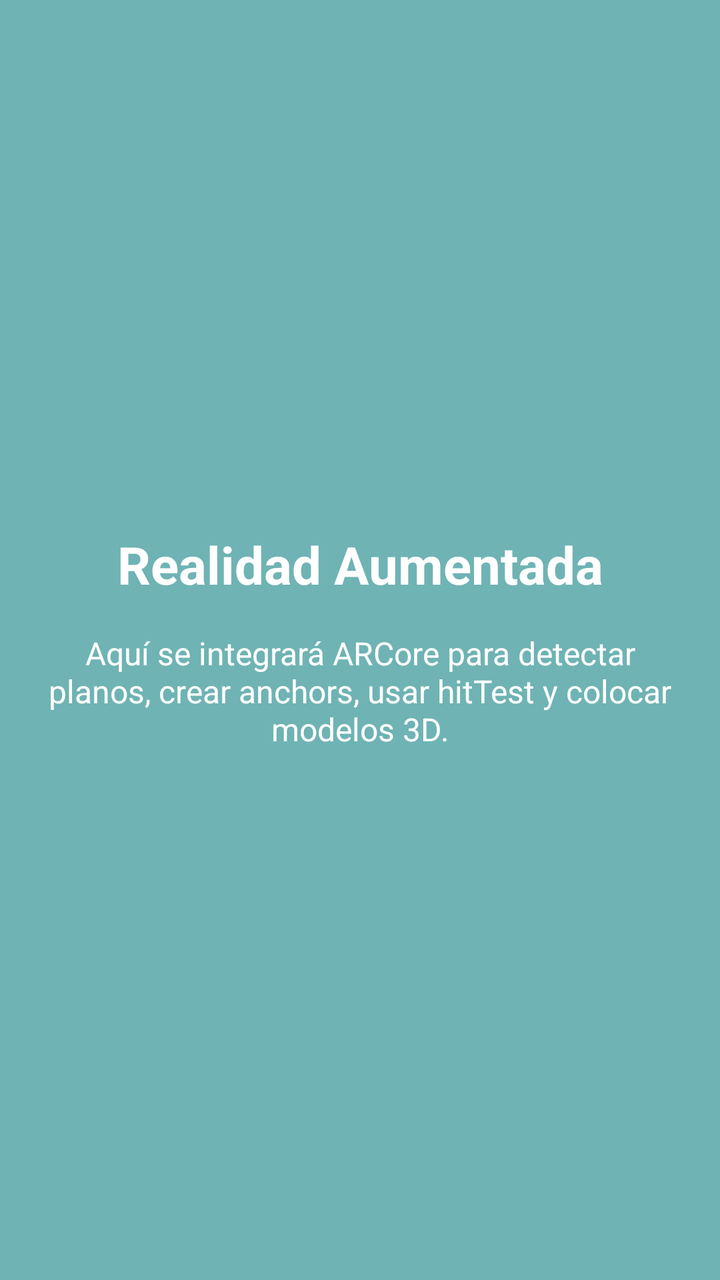
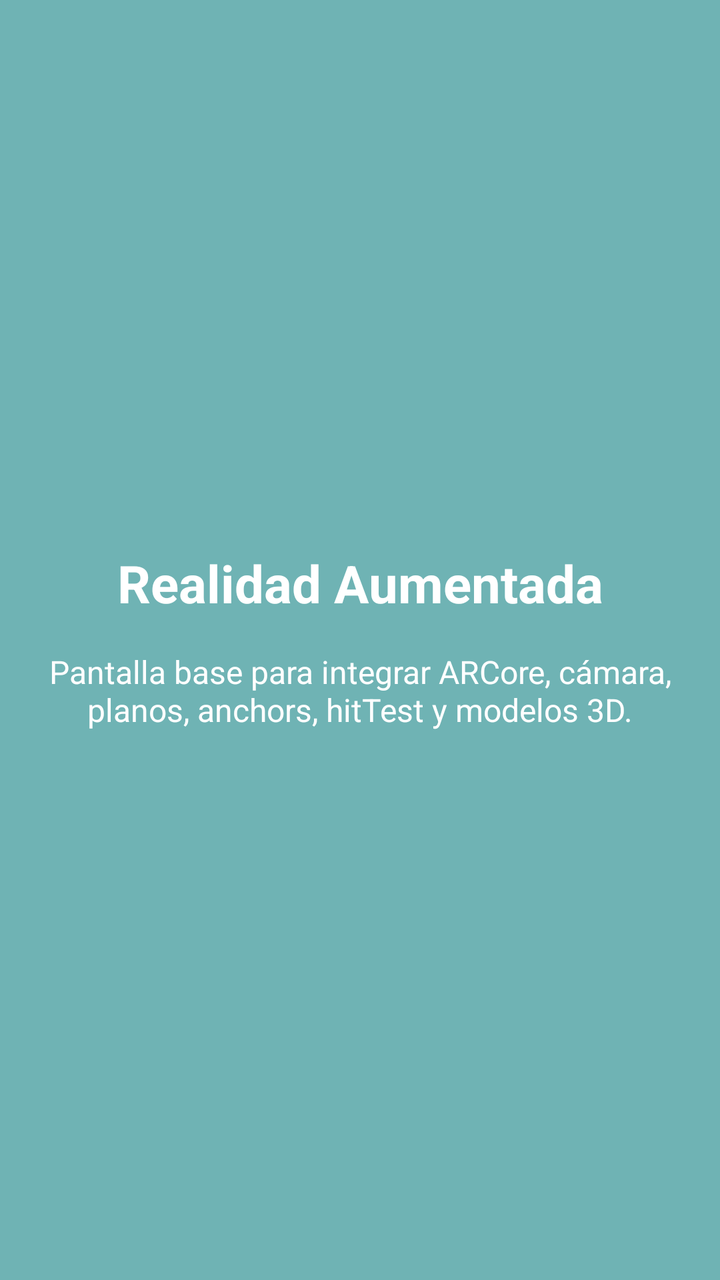

Compare the two renders of this Android layout. The source of the first and the diff that turns it into the second are given below.
<!-- AndroidManifest.xml: application theme Theme.GuiaEducativaAR -->
<!-- res/layout/activity_aractivity.xml -->
<?xml version="1.0" encoding="utf-8"?>
<LinearLayout xmlns:android="http://schemas.android.com/apk/res/android"
    android:layout_width="match_parent"
    android:layout_height="match_parent"
    android:orientation="vertical"
    android:gravity="center"
    android:padding="24dp"
    android:background="@color/primary_teal">

    <TextView
        android:layout_width="match_parent"
        android:layout_height="wrap_content"
        android:text="Realidad Aumentada"
        android:textSize="26sp"
        android:textStyle="bold"
        android:textColor="@color/white"
        android:gravity="center" />

    <TextView
        android:layout_width="match_parent"
        android:layout_height="wrap_content"
        android:text="Aquí se integrará ARCore para detectar planos, crear anchors, usar hitTest y colocar modelos 3D."
        android:textSize="16sp"
        android:textColor="@color/white"
        android:gravity="center"
        android:layout_marginTop="16dp" />

</LinearLayout>
<!-- resources referenced by this layout -->
<resources>
  <color name="primary_teal">#6FB3B4</color>
  <color name="white">#FFFFFF</color>
  <style name="Theme.GuiaEducativaAR" parent="Base.Theme.GuiaEducativaAR" />
  <style name="Base.Theme.GuiaEducativaAR" parent="Theme.Material3.DayNight.NoActionBar">
          
          
      </style>
</resources>

<!-- the commit's change to res/layout/activity_aractivity.xml (unified diff, before → after) -->
@@ -19,7 +19,7 @@
     <TextView
         android:layout_width="match_parent"
         android:layout_height="wrap_content"
-        android:text="Aquí se integrará ARCore para detectar planos, crear anchors, usar hitTest y colocar modelos 3D."
+        android:text="Pantalla base para integrar ARCore, cámara, planos, anchors, hitTest y modelos 3D."
         android:textSize="16sp"
         android:textColor="@color/white"
         android:gravity="center"
